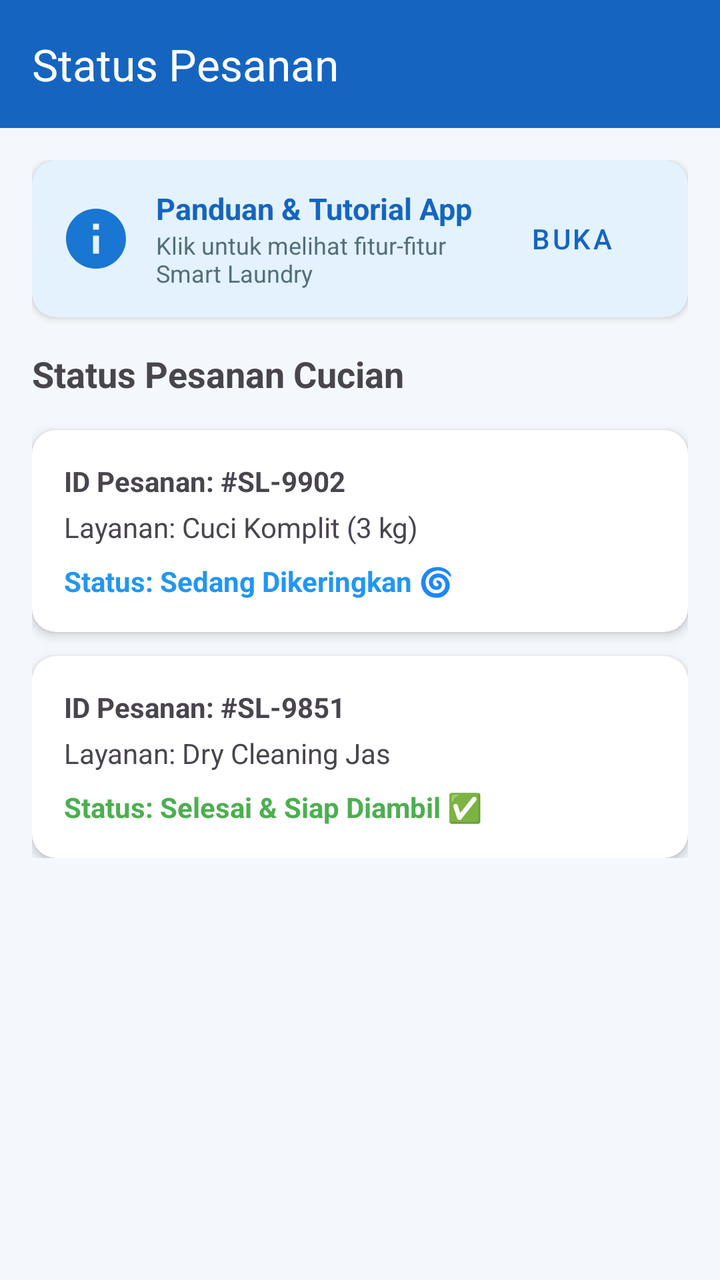
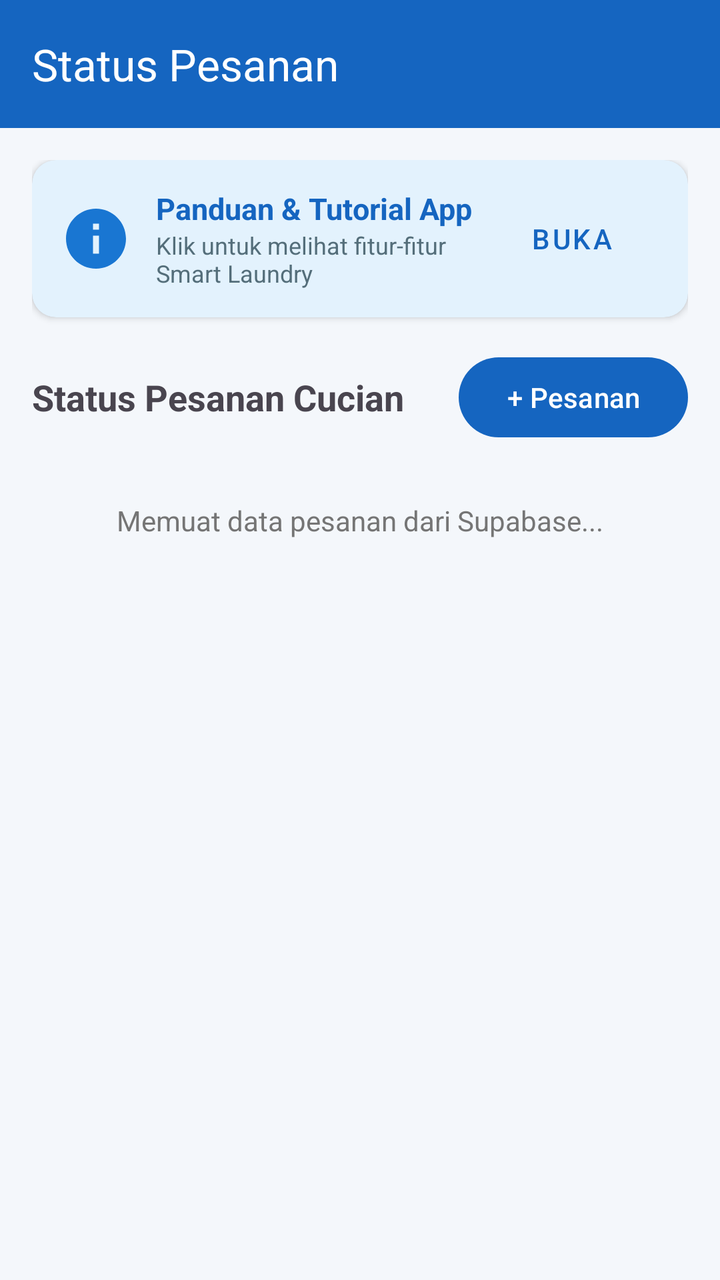

Before-and-after screenshots of an Android layout around one commit, followed by the original layout XML and the change that was made.
<!-- AndroidManifest.xml: application theme Theme.IRWOreo -->
<!-- res/layout/fragment_message.xml -->
<?xml version="1.0" encoding="utf-8"?>
<LinearLayout xmlns:android="http://schemas.android.com/apk/res/android"
    xmlns:app="http://schemas.android.com/apk/res-auto"
    android:layout_width="match_parent"
    android:layout_height="match_parent"
    android:orientation="vertical">

    
    <androidx.appcompat.widget.Toolbar
        android:id="@+id/toolbarMessage"
        android:layout_width="match_parent"
        android:layout_height="?attr/actionBarSize"
        android:background="?attr/colorPrimary"
        app:title="Status Pesanan"
        app:titleTextColor="@android:color/white" />

    <ScrollView
        android:layout_width="match_parent"
        android:layout_height="match_parent">

        <LinearLayout
            android:layout_width="match_parent"
            android:layout_height="wrap_content"
            android:orientation="vertical"
            android:padding="16dp">

            
            <androidx.cardview.widget.CardView
                android:id="@+id/cardTutorialBanner"
                android:layout_width="match_parent"
                android:layout_height="wrap_content"
                android:layout_marginBottom="16dp"
                android:clickable="true"
                android:focusable="true"
                app:cardBackgroundColor="#E3F2FD"
                app:cardCornerRadius="12dp"
                app:cardElevation="2dp">

                <LinearLayout
                    android:layout_width="match_parent"
                    android:layout_height="wrap_content"
                    android:gravity="center_vertical"
                    android:orientation="horizontal"
                    android:padding="14dp">

                    <ImageView
                        android:layout_width="36dp"
                        android:layout_height="36dp"
                        android:contentDescription="Info"
                        android:src="@drawable/ic_info"
                        app:tint="#1976D2" />

                    <LinearLayout
                        android:layout_width="0dp"
                        android:layout_height="wrap_content"
                        android:layout_marginStart="12dp"
                        android:layout_weight="1"
                        android:orientation="vertical">

                        <TextView
                            android:layout_width="wrap_content"
                            android:layout_height="wrap_content"
                            android:text="Panduan &amp; Tutorial App"
                            android:textColor="#1565C0"
                            android:textSize="15sp"
                            android:textStyle="bold" />

                        <TextView
                            android:layout_width="wrap_content"
                            android:layout_height="wrap_content"
                            android:text="Klik untuk melihat fitur-fitur Smart Laundry"
                            android:textColor="#546E7A"
                            android:textSize="12sp" />
                    </LinearLayout>

                    <Button
                        android:id="@+id/btnOpenTutorial"
                        style="@style/Widget.MaterialComponents.Button.TextButton"
                        android:layout_width="wrap_content"
                        android:layout_height="wrap_content"
                        android:text="Buka" />
                </LinearLayout>
            </androidx.cardview.widget.CardView>

            <TextView
                android:layout_width="wrap_content"
                android:layout_height="wrap_content"
                android:layout_marginBottom="16dp"
                android:text="Status Pesanan Cucian"
                android:textSize="18sp"
                android:textStyle="bold" />

            
            <androidx.cardview.widget.CardView
                android:layout_width="match_parent"
                android:layout_height="wrap_content"
                android:layout_marginBottom="12dp"
                app:cardCornerRadius="12dp"
                app:cardElevation="3dp">

                <LinearLayout
                    android:layout_width="match_parent"
                    android:layout_height="wrap_content"
                    android:orientation="vertical"
                    android:padding="16dp">

                    <TextView
                        android:layout_width="wrap_content"
                        android:layout_height="wrap_content"
                        android:text="ID Pesanan: #SL-9902"
                        android:textStyle="bold" />

                    <TextView
                        android:layout_width="wrap_content"
                        android:layout_height="wrap_content"
                        android:layout_marginTop="4dp"
                        android:text="Layanan: Cuci Komplit (3 kg)" />

                    <TextView
                        android:layout_width="wrap_content"
                        android:layout_height="wrap_content"
                        android:layout_marginTop="8dp"
                        android:text="Status: Sedang Dikeringkan 🌀"
                        android:textColor="#2196F3"
                        android:textStyle="bold" />
                </LinearLayout>
            </androidx.cardview.widget.CardView>

            
            <androidx.cardview.widget.CardView
                android:layout_width="match_parent"
                android:layout_height="wrap_content"
                app:cardCornerRadius="12dp"
                app:cardElevation="3dp">

                <LinearLayout
                    android:layout_width="match_parent"
                    android:layout_height="wrap_content"
                    android:orientation="vertical"
                    android:padding="16dp">

                    <TextView
                        android:layout_width="wrap_content"
                        android:layout_height="wrap_content"
                        android:text="ID Pesanan: #SL-9851"
                        android:textStyle="bold" />

                    <TextView
                        android:layout_width="wrap_content"
                        android:layout_height="wrap_content"
                        android:layout_marginTop="4dp"
                        android:text="Layanan: Dry Cleaning Jas" />

                    <TextView
                        android:layout_width="wrap_content"
                        android:layout_height="wrap_content"
                        android:layout_marginTop="8dp"
                        android:text="Status: Selesai &amp; Siap Diambil ✅"
                        android:textColor="#4CAF50"
                        android:textStyle="bold" />
                </LinearLayout>
            </androidx.cardview.widget.CardView>

        </LinearLayout>
    </ScrollView>
</LinearLayout>
<!-- resources referenced by this layout -->
<resources>
  <!-- drawable ic_info (drawable) -->
  <vector xmlns:android="http://schemas.android.com/apk/res/android"
      android:width="24dp"
      android:height="24dp"
      android:viewportWidth="24"
      android:viewportHeight="24">
    <path
        android:fillColor="#FFFFFF"
        android:pathData="M12,2C6.48,2 2,6.48 2,12s4.48,10 10,10 10,-4.48 10,-10S17.52,2 12,2zM13,17h-2v-6h2v6zM13,9h-2L11,7h2v2z"/>
  </vector>
  <style name="Theme.IRWOreo" parent="Base.Theme.IRWOreo" />
  <style name="Base.Theme.IRWOreo" parent="Theme.Material3.DayNight.NoActionBar">
          <item name="colorPrimary">@color/colorPrimary</item>
          <item name="colorPrimaryVariant">@color/colorPrimaryDark</item>
          <item name="colorSecondary">@color/colorAccent</item>
          <item name="android:windowBackground">@color/colorBackground</item>
      </style>
  <color name="colorPrimary">#1565C0</color>
  <color name="colorPrimaryDark">#0D47A1</color>
  <color name="colorAccent">#00BCD4</color>
  <color name="colorBackground">#F4F7FB</color>
</resources>

<!-- the commit's change to res/layout/fragment_message.xml (unified diff, before → after) -->
@@ -82,84 +82,45 @@
                 </LinearLayout>
             </androidx.cardview.widget.CardView>
 
-            <TextView
-                android:layout_width="wrap_content"
-                android:layout_height="wrap_content"
-                android:layout_marginBottom="16dp"
-                android:text="Status Pesanan Cucian"
-                android:textSize="18sp"
-                android:textStyle="bold" />
-
             
-            <androidx.cardview.widget.CardView
+            <LinearLayout
                 android:layout_width="match_parent"
                 android:layout_height="wrap_content"
                 android:layout_marginBottom="12dp"
-                app:cardCornerRadius="12dp"
-                app:cardElevation="3dp">
+                android:gravity="center_vertical"
+                android:orientation="horizontal">
 
-                <LinearLayout
-                    android:layout_width="match_parent"
+                <TextView
+                    android:layout_width="0dp"
                     android:layout_height="wrap_content"
-                    android:orientation="vertical"
-                    android:padding="16dp">
+                    android:layout_weight="1"
+                    android:text="Status Pesanan Cucian"
+                    android:textSize="18sp"
+                    android:textStyle="bold" />
 
-                    <TextView
-                        android:layout_width="wrap_content"
-                        android:layout_height="wrap_content"
-                        android:text="ID Pesanan: #SL-9902"
-                        android:textStyle="bold" />
-
-                    <TextView
-                        android:layout_width="wrap_content"
-                        android:layout_height="wrap_content"
-                        android:layout_marginTop="4dp"
-                        android:text="Layanan: Cuci Komplit (3 kg)" />
-
-                    <TextView
-                        android:layout_width="wrap_content"
-                        android:layout_height="wrap_content"
-                        android:layout_marginTop="8dp"
-                        android:text="Status: Sedang Dikeringkan 🌀"
-                        android:textColor="#2196F3"
-                        android:textStyle="bold" />
-                </LinearLayout>
-            </androidx.cardview.widget.CardView>
+                <Button
+                    android:id="@+id/btnTambahPesanan"
+                    android:layout_width="wrap_content"
+                    android:layout_height="wrap_content"
+                    android:text="+ Pesanan" />
+            </LinearLayout>
 
             
-            <androidx.cardview.widget.CardView
+            <TextView
+                android:id="@+id/tvInfoPesanan"
                 android:layout_width="match_parent"
                 android:layout_height="wrap_content"
-                app:cardCornerRadius="12dp"
-                app:cardElevation="3dp">
+                android:gravity="center"
+                android:padding="16dp"
+                android:text="Memuat data pesanan dari Supabase..."
+                android:textColor="#757575" />
 
-                <LinearLayout
-                    android:layout_width="match_parent"
-                    android:layout_height="wrap_content"
-                    android:orientation="vertical"
-                    android:padding="16dp">
-
-                    <TextView
-                        android:layout_width="wrap_content"
-                        android:layout_height="wrap_content"
-                        android:text="ID Pesanan: #SL-9851"
-                        android:textStyle="bold" />
-
-                    <TextView
-                        android:layout_width="wrap_content"
-                        android:layout_height="wrap_content"
-                        android:layout_marginTop="4dp"
-                        android:text="Layanan: Dry Cleaning Jas" />
-
-                    <TextView
-                        android:layout_width="wrap_content"
-                        android:layout_height="wrap_content"
-                        android:layout_marginTop="8dp"
-                        android:text="Status: Selesai &amp; Siap Diambil ✅"
-                        android:textColor="#4CAF50"
-                        android:textStyle="bold" />
-                </LinearLayout>
-            </androidx.cardview.widget.CardView>
+            
+            <LinearLayout
+                android:id="@+id/containerPesanan"
+                android:layout_width="match_parent"
+                android:layout_height="wrap_content"
+                android:orientation="vertical" />
 
         </LinearLayout>
     </ScrollView>
